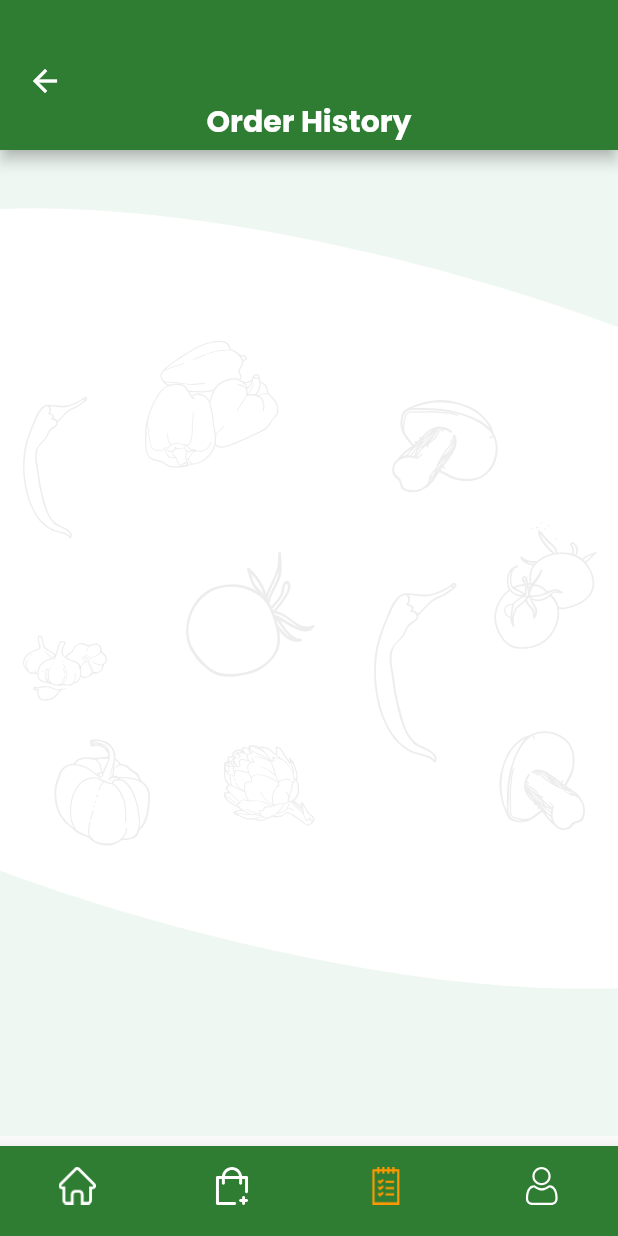
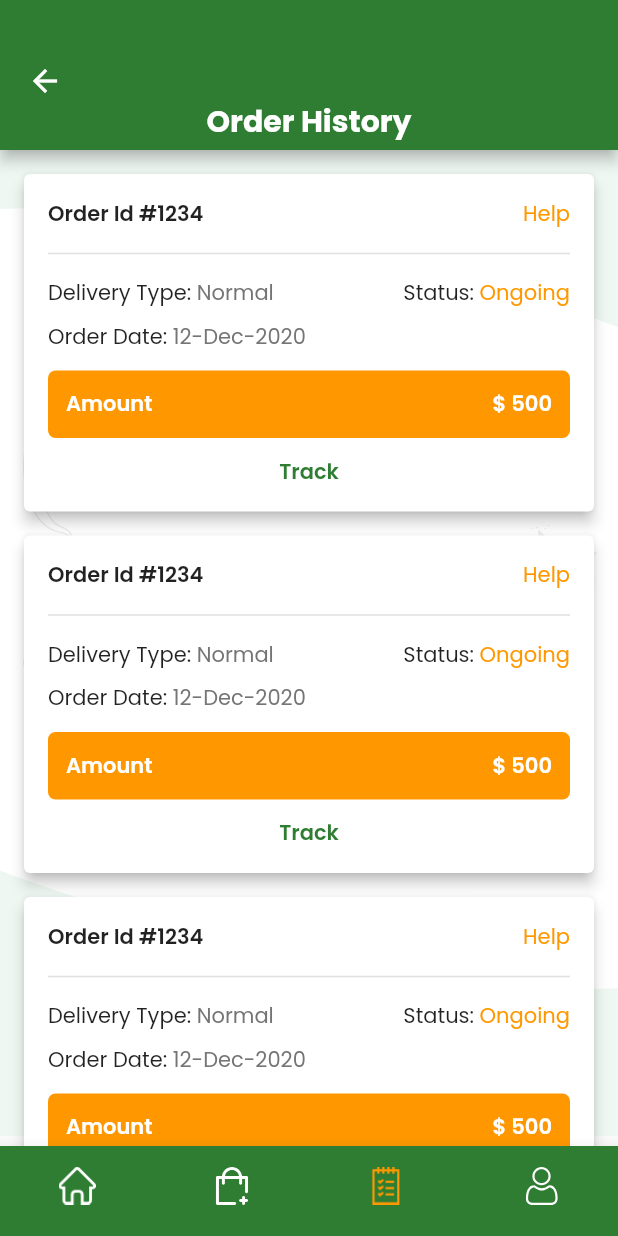
Before and after one commit to saurabhmdh/ekirana_user_flutter, a Flutter app: the screen it shows after launch, item 3 of the bottom bar chosen, on a phone screen of 412 x 824 dp. Run offline on Flutter 3.47's test engine with Material 2 defaults, Android fonts, the phone set to English and light mode, and no system bars; our stand-ins replace flutter_svg_provider; network calls fail.

Commit message:
completed order history screen

```diff
--- a/lib/screens/OrderHistoryScreen.dart
+++ b/lib/screens/OrderHistoryScreen.dart
@@ -1,8 +1,6 @@
 import 'package:ekirana_user_flutter/screens/BottomNavigationFile.dart';
 import 'package:flutter/material.dart';
 import 'package:flutter_svg_provider/flutter_svg_provider.dart';
-
-import 'HomeScreen.dart';
 
 class OrderHistoryScreen extends StatefulWidget {
   const OrderHistoryScreen({super.key});
@@ -60,6 +58,87 @@ class _OrderHistoryScreenState extends State<OrderHistoryScreen> {
               ),
             ),
           ),
+          body: ListView.builder(itemCount: 5, itemBuilder: (BuildContext context, int index){
+            return Card(
+              margin: EdgeInsets.only(left: 16,top: 16,right: 16),
+              elevation: 4,
+              child: Container(
+                padding: EdgeInsets.all(16),
+                child: Column(
+                  crossAxisAlignment: CrossAxisAlignment.start,
+                  children: [
+                    Row(
+                      mainAxisAlignment: MainAxisAlignment.spaceBetween,
+                      children: [
+                        Text("Order Id #1234",style: TextStyle(fontWeight: FontWeight.w600),),
+                        InkWell(
+                            onTap: (){},
+                            child: Text("Help",style: TextStyle(color: Colors.orange),)
+                        )
+                      ],
+                    ),
+                    SizedBox(height: 8,),
+                    Divider(thickness: 1,),
+                    SizedBox(height: 8,),
+                    Row(
+                      mainAxisAlignment: MainAxisAlignment.spaceBetween,
+                      children: [
+                        Row(
+                          children: [
+                            Text("Delivery Type: "),
+                            Text("Normal",style: TextStyle(color: Colors.grey.shade600),)
+                          ],
+                        ),
+                        const Row(
+                          crossAxisAlignment: CrossAxisAlignment.end,
+                          children: [
+                            Text("Status: "),
+                            Text("Ongoing",style: TextStyle(color: Colors.orange),)
+                          ],
+                        ),
+                      ],
+                    ),
+                    SizedBox(height: 8,),
+                    Row(
+                      children: [
+                        Text("Order Date: "),
+                        Text("12-Dec-2020",style: TextStyle(color: Colors.grey.shade600),)
+                      ],
+                    ),
+                    SizedBox(height: 12,),
+                    Container(
+                      padding: EdgeInsets.all(12),
+                      decoration: BoxDecoration(
+                          borderRadius: BorderRadius.circular(5),
+                          color: Colors.orange
+                      ),
+                      child: const Row(
+                        mainAxisAlignment: MainAxisAlignment.spaceBetween,
+                        children: [
+                          Text("Amount",style: TextStyle(color: Colors.white,fontWeight: FontWeight.w600),),
+                          Text("\$ 500",style: TextStyle(color: Colors.white,fontWeight: FontWeight.w600))
+                        ],
+                      ),
+                    ),
+                    SizedBox(height: 12,),
+                    Row(
+                      mainAxisAlignment: MainAxisAlignment.center,
+                      crossAxisAlignment: CrossAxisAlignment.center,
+                      children: [
+                        InkWell(
+                          onTap: (){
+
+                          },
+                            child: Text("Track",style: TextStyle(fontWeight: FontWeight.w600,color: Colors.green.shade800),)
+                        ),
+                      ],
+                    )
+                  ],
+                ),
+              ),
+
+            );
+          }),
         )
     );
   }
--- a/lib/screens/OrderScreen.dart
+++ b/lib/screens/OrderScreen.dart
@@ -190,7 +190,6 @@ class _OrderScreenState extends State<OrderScreen> {
                   )
                 ],
               ),
-
             ),
           ),
         )
```
